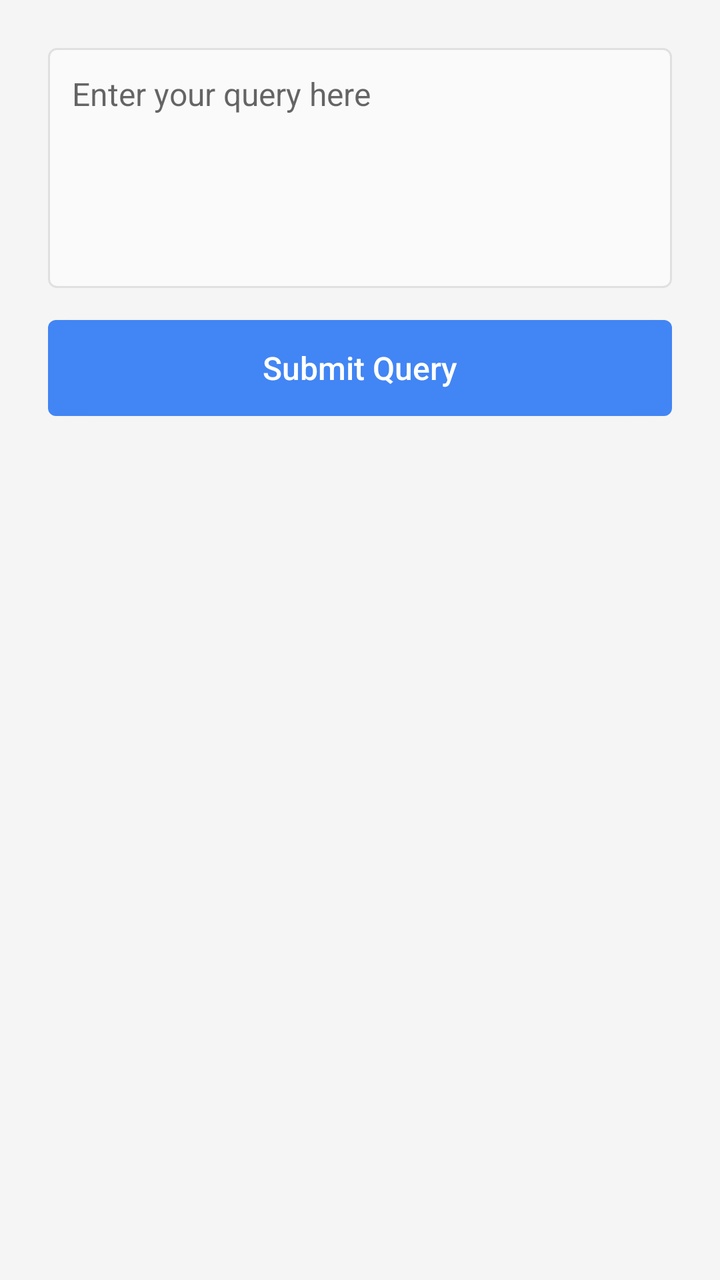
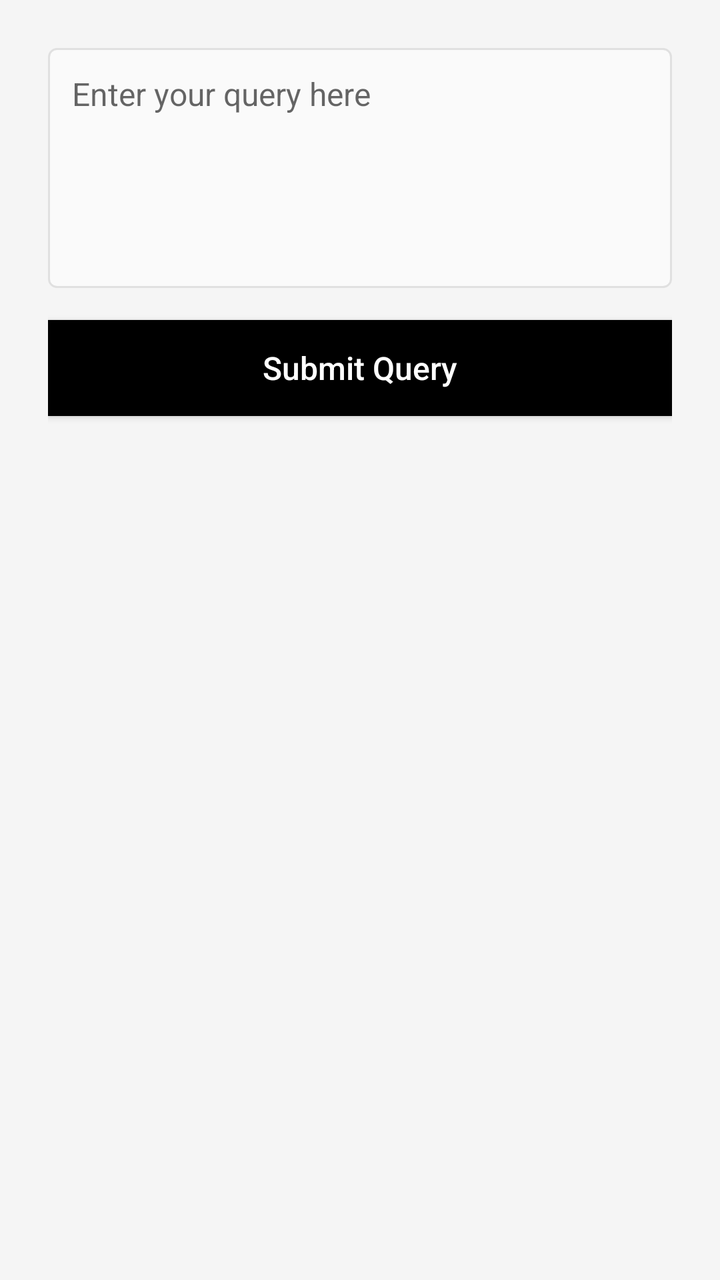

Screens rendered from an Android XML layout before and after an edit, with the pre-edit source and the edit as a unified diff.
<!-- AndroidManifest.xml: application theme Theme.AppCompat.Light.DarkActionBar -->
<!-- res/layout/activity_submit_query.xml -->
<?xml version="1.0" encoding="utf-8"?>
<LinearLayout xmlns:android="http://schemas.android.com/apk/res/android"
    android:layout_width="match_parent"
    android:layout_height="match_parent"
    android:orientation="vertical"
    android:background="#f5f5f5"
    android:padding="24dp">

    <EditText
        android:id="@+id/query_input"
        android:layout_width="match_parent"
        android:layout_height="120dp"
        android:hint="Enter your query here"
        android:background="@drawable/edittext_bg"
        android:padding="12dp"
        android:textSize="16sp"
        android:gravity="top"
        android:inputType="textMultiLine"/>

    <Button
        android:id="@+id/submit_query_btn"
        android:layout_width="match_parent"
        android:layout_height="48dp"
        android:text="Submit Query"
        android:textAllCaps="false"
        android:textSize="16sp"
        android:background="@drawable/button_bg"
        android:textColor="@android:color/white"
        android:layout_marginTop="16dp"/>
</LinearLayout>
<!-- resources referenced by this layout -->
<resources>
  <!-- drawable button_bg (drawable) -->
  <shape xmlns:android="http://schemas.android.com/apk/res/android">
      <solid android:color="#4285F4"/>
      <corners android:radius="4dp"/>
  </shape>
  <!-- drawable edittext_bg (drawable) -->
  <shape xmlns:android="http://schemas.android.com/apk/res/android">
      <solid android:color="#fafafa"/>
      <corners android:radius="4dp"/>
      <stroke android:width="1dp" android:color="#e0e0e0"/>
  </shape>
</resources>

<!-- the commit's change to res/layout/activity_submit_query.xml (unified diff, before → after) -->
@@ -24,7 +24,7 @@
         android:text="Submit Query"
         android:textAllCaps="false"
         android:textSize="16sp"
-        android:background="@drawable/button_bg"
+        android:background="@android:color/black"
         android:textColor="@android:color/white"
         android:layout_marginTop="16dp"/>
 </LinearLayout>
<!-- resource entries referenced after the edit -->
@@ -1,10 +1,5 @@
 <!-- resources referenced by this layout -->
 <resources>
-  <!-- drawable button_bg (drawable) -->
-  <shape xmlns:android="http://schemas.android.com/apk/res/android">
-      <solid android:color="#4285F4"/>
-      <corners android:radius="4dp"/>
-  </shape>
   <!-- drawable edittext_bg (drawable) -->
   <shape xmlns:android="http://schemas.android.com/apk/res/android">
       <solid android:color="#fafafa"/>
